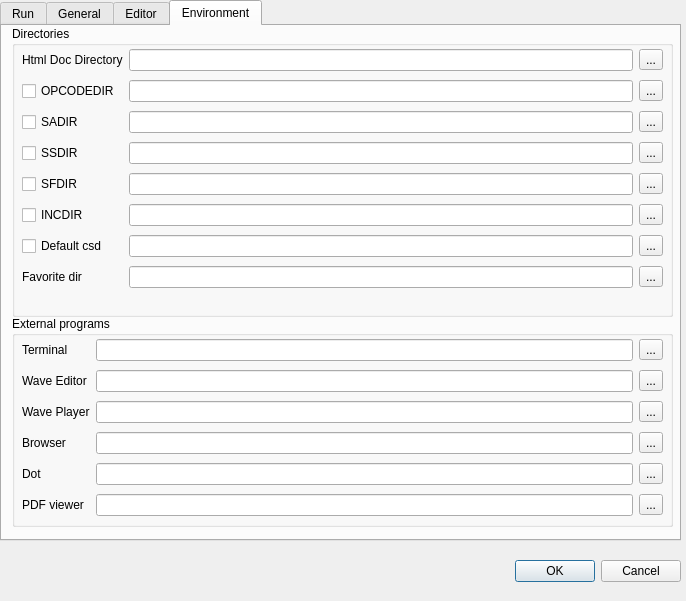
First picture: the form in src/configdialog.ui, repository CsoundQt/CsoundQt, before the edit.
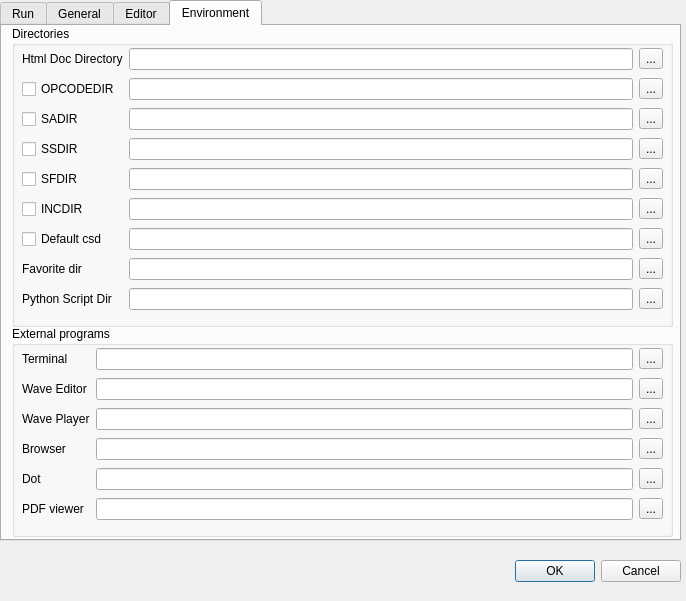
Second picture: the form after the edit.

Commit message: Added python scripting and python scripting API for event sheets. Favorites menu now recursively searches directories up to 5 levels depth

```diff
--- a/src/configdialog.ui
+++ b/src/configdialog.ui
@@ -1205,7 +1205,7 @@
        <x>10</x>
        <y>0</y>
        <width>661</width>
-       <height>291</height>
+       <height>301</height>
       </rect>
      </property>
      <property name="title">
@@ -1217,7 +1217,7 @@
         <x>10</x>
         <y>20</y>
         <width>641</width>
-        <height>252</height>
+        <height>271</height>
        </rect>
       </property>
       <layout class="QGridLayout">
@@ -1402,6 +1402,27 @@
          </property>
         </widget>
        </item>
+       <item row="8" column="3">
+        <widget class="QToolButton" name="pythonDirToolButton">
+         <property name="text">
+          <string>...</string>
+         </property>
+        </widget>
+       </item>
+       <item row="8" column="0">
+        <widget class="QLabel" name="label_29">
+         <property name="text">
+          <string>Python Script Dir </string>
+         </property>
+        </widget>
+       </item>
+       <item row="8" column="2">
+        <widget class="QLineEdit" name="pythonDirLineEdit">
+         <property name="enabled">
+          <bool>true</bool>
+         </property>
+        </widget>
+       </item>
       </layout>
      </widget>
     </widget>
@@ -1409,7 +1430,7 @@
      <property name="geometry">
       <rect>
        <x>10</x>
-       <y>290</y>
+       <y>300</y>
        <width>661</width>
        <height>211</height>
       </rect>
@@ -1423,7 +1444,7 @@
         <x>10</x>
         <y>20</y>
         <width>641</width>
-        <height>188</height>
+        <height>181</height>
        </rect>
       </property>
       <layout class="QGridLayout">
```
Left out of the diff: 14 changed lines with no effect on the pictures. The commit also changes 13 other files.
